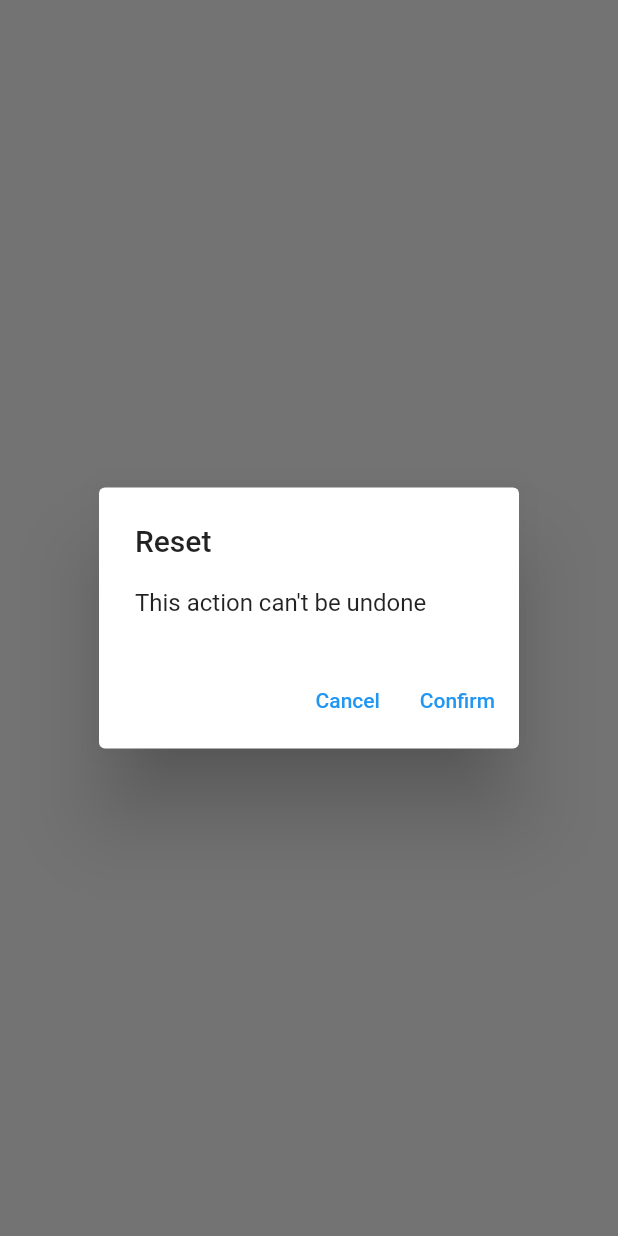
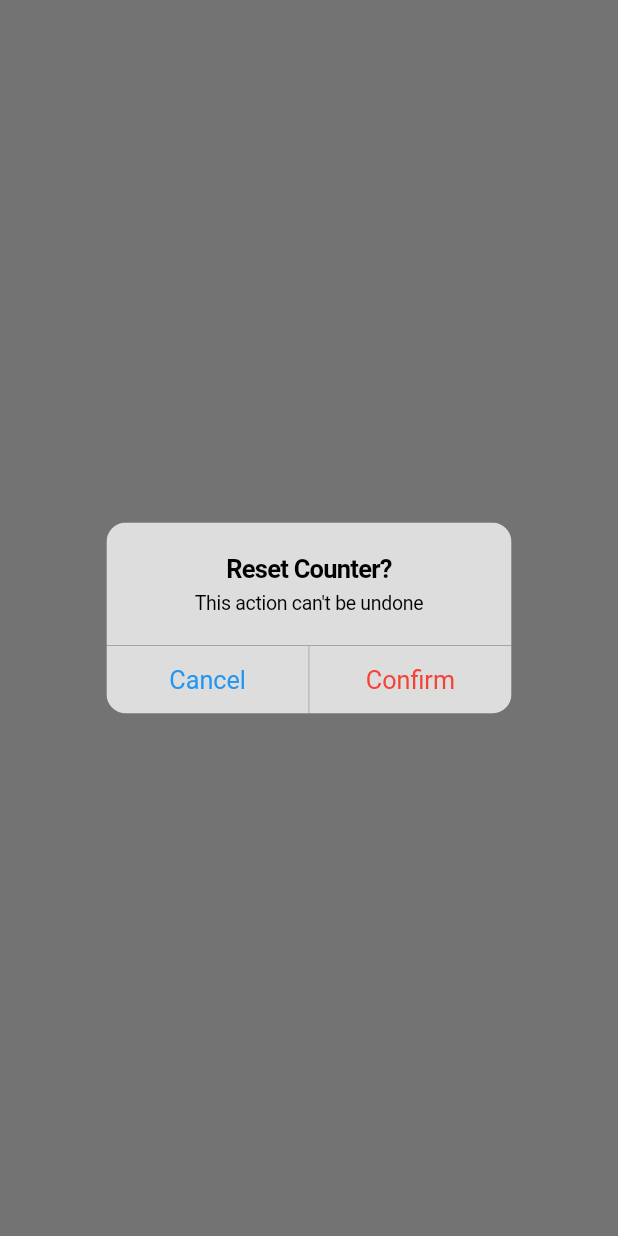
Before and after one commit to iqfareez/prayer_beads_tasbih, a Flutter app: what confirmReset() shows on an empty page, opened directly with empty values, on a phone screen of 412 x 824 dp. Run offline on Flutter 3.47's test engine with Material 2 defaults, Android fonts, the phone set to English and light mode, and no system bars; our stand-ins replace get_storage, share_plus, vibration; missing offline and left inert: animated_drawer; accounts and stored records are empty.

```diff
--- a/lib/home.dart
+++ b/lib/home.dart
@@ -1,8 +1,8 @@
 import 'package:flutter/cupertino.dart';
+import 'package:flutter/foundation.dart' show kIsWeb;
 import 'package:flutter/material.dart';
 import 'package:get_storage/get_storage.dart';
 import 'package:vibration/vibration.dart';
-
 import 'CONSTANTS.dart';
 import 'utils/AnimatedFlipCounter.dart';
 
@@ -188,26 +188,44 @@ class _Counter extends StatelessWidget {
 }
 
 void confirmReset(BuildContext context, VoidCallback callback) {
-  var alert = AlertDialog(
-    title: Text("Reset"),
-    content: Text("This action can't be undone"),
-    actions: [
-      TextButton(
-        onPressed: () {
-          Navigator.of(context).pop();
-        },
-        child: Text('Cancel'),
-      ),
-      TextButton(
-        onPressed: () {
+  const _confirmText = Text('Confirm', style: TextStyle(color: Colors.red));
+  const _cancelText = Text('Cancel');
+  const _dialogTitle = Text("Reset Counter?");
+  const _dialogContent = Text("This action can't be undone");
+  final _confirmAction = () {
     callback();
     showSnackBar(
         context: context,
         label: 'Cleared',
         icon: CupertinoIcons.check_mark_circled);
     Navigator.of(context).pop();
-        },
-        child: Text('Confirm'),
+  };
+  Widget alert = kIsWeb
+      ? AlertDialog(
+          title: _dialogTitle,
+          content: _dialogContent,
+          actions: [
+            TextButton(
+              onPressed: () => Navigator.of(context).pop(),
+              child: _cancelText,
+            ),
+            TextButton(
+              onPressed: _confirmAction,
+              child: _confirmText,
+            ),
+          ],
+        )
+      : CupertinoAlertDialog(
+          title: _dialogTitle,
+          content: _dialogContent,
+          actions: [
+            CupertinoDialogAction(
+              child: _cancelText,
+              onPressed: () => Navigator.of(context).pop(),
+            ),
+            CupertinoDialogAction(
+              child: _confirmText,
+              onPressed: _confirmAction,
             ),
           ],
         );
@@ -216,7 +234,8 @@ void confirmReset(BuildContext context, VoidCallback callback) {
     context: context,
     builder: (BuildContext context) {
       return alert;
-      });
+    },
+  );
 }
 
 void showSnackBar({BuildContext context, String label, IconData icon}) {
```
Also changed, not shown: lib/menu.dart (+21 -5 lines), 10 other files. Lines whose indentation alone changed are shown as unchanged.
